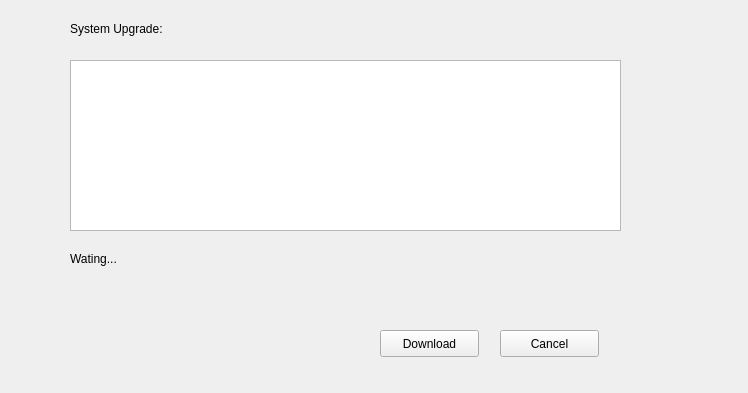
photonlili/Tank, file tank/hnupgradewidget.ui: the form before one commit.
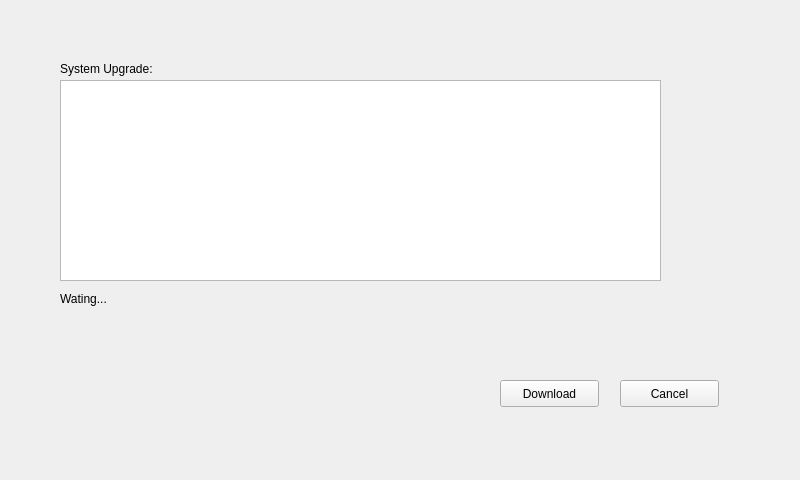
The form after the commit. Custom widgets are drawn as their Qt base class.

```diff
--- a/tank/hnupgradewidget.ui
+++ b/tank/hnupgradewidget.ui
@@ -6,8 +6,8 @@
    <rect>
     <x>0</x>
     <y>0</y>
-    <width>748</width>
-    <height>393</height>
+    <width>800</width>
+    <height>480</height>
    </rect>
   </property>
   <property name="windowTitle">
@@ -34,8 +34,8 @@
      <widget class="QLabel" name="lbTip">
       <property name="geometry">
        <rect>
-        <x>70</x>
-        <y>20</y>
+        <x>60</x>
+        <y>60</y>
         <width>231</width>
         <height>17</height>
        </rect>
@@ -50,9 +50,9 @@
      <widget class="HNProgressBar" name="widgetUpgrade" native="true">
       <property name="geometry">
        <rect>
-        <x>70</x>
-        <y>290</y>
-        <width>561</width>
+        <x>60</x>
+        <y>310</y>
+        <width>601</width>
         <height>17</height>
        </rect>
       </property>
@@ -60,8 +60,8 @@
      <widget class="QLabel" name="lbUpgrade">
       <property name="geometry">
        <rect>
-        <x>70</x>
-        <y>250</y>
+        <x>60</x>
+        <y>290</y>
         <width>103</width>
         <height>17</height>
        </rect>
@@ -73,31 +73,31 @@
      <widget class="QTextBrowser" name="tbVersion">
       <property name="geometry">
        <rect>
-        <x>70</x>
-        <y>60</y>
-        <width>551</width>
-        <height>171</height>
+        <x>60</x>
+        <y>80</y>
+        <width>601</width>
+        <height>201</height>
        </rect>
       </property>
      </widget>
-     <widget class="QPushButton" name="btnDown">
-      <property name="geometry">
-       <rect>
-        <x>380</x>
-        <y>330</y>
-        <width>99</width>
-        <height>27</height>
-       </rect>
-      </property>
-      <property name="text">
-       <string>Download</string>
-      </property>
-     </widget>
-     <widget class="QPushButton" name="btnCancel">
+     <widget class="QCPushButton" name="btnDown">
       <property name="geometry">
        <rect>
         <x>500</x>
-        <y>330</y>
+        <y>380</y>
+        <width>99</width>
+        <height>27</height>
+       </rect>
+      </property>
+      <property name="text">
+       <string>Download</string>
+      </property>
+     </widget>
+     <widget class="QCPushButton" name="btnCancel">
+      <property name="geometry">
+       <rect>
+        <x>620</x>
+        <y>380</y>
         <width>99</width>
         <height>27</height>
        </rect>
@@ -118,6 +118,11 @@
    <header>hnprogressbar.h</header>
    <container>1</container>
   </customwidget>
+  <customwidget>
+   <class>QCPushButton</class>
+   <extends>QPushButton</extends>
+   <header>qcpushbutton.h</header>
+  </customwidget>
  </customwidgets>
  <resources/>
  <connections/>
```
